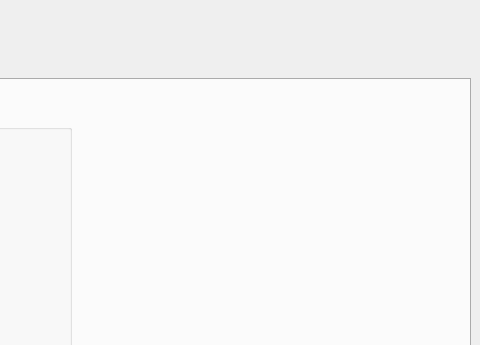
This is Qt-Widgets-Examples/QSS-Example/src/view/ui/MainWindow.ui in STyulenev/Qt-CPP-Examples as Qt 5 draws it before an edit; both pictures show x 320 to 800 and y 0 to 345 of the 800 by 600 pixel window. The edited form follows.
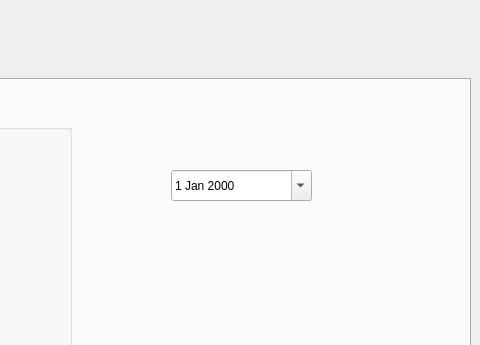
This is the edited form. The open tabs and pages were chosen to show the change. Icons and pictures are not drawn.

Commit message: Added style for QDateEdit in QSS-Example

Patch:
```diff
--- a/Qt-Widgets-Examples/QSS-Example/src/view/ui/MainWindow.ui
+++ b/Qt-Widgets-Examples/QSS-Example/src/view/ui/MainWindow.ui
@@ -251,6 +251,19 @@
          </property>
         </item>
        </widget>
+       <widget class="QDateEdit" name="dateEdit">
+        <property name="geometry">
+         <rect>
+          <x>480</x>
+          <y>90</y>
+          <width>141</width>
+          <height>31</height>
+         </rect>
+        </property>
+        <property name="calendarPopup">
+         <bool>true</bool>
+        </property>
+       </widget>
       </widget>
       <widget class="QWidget" name="tab_3">
        <attribute name="title">
```
Left out of the diff: 2 changed lines with no effect on the pictures. The commit also changes 3 other files.
